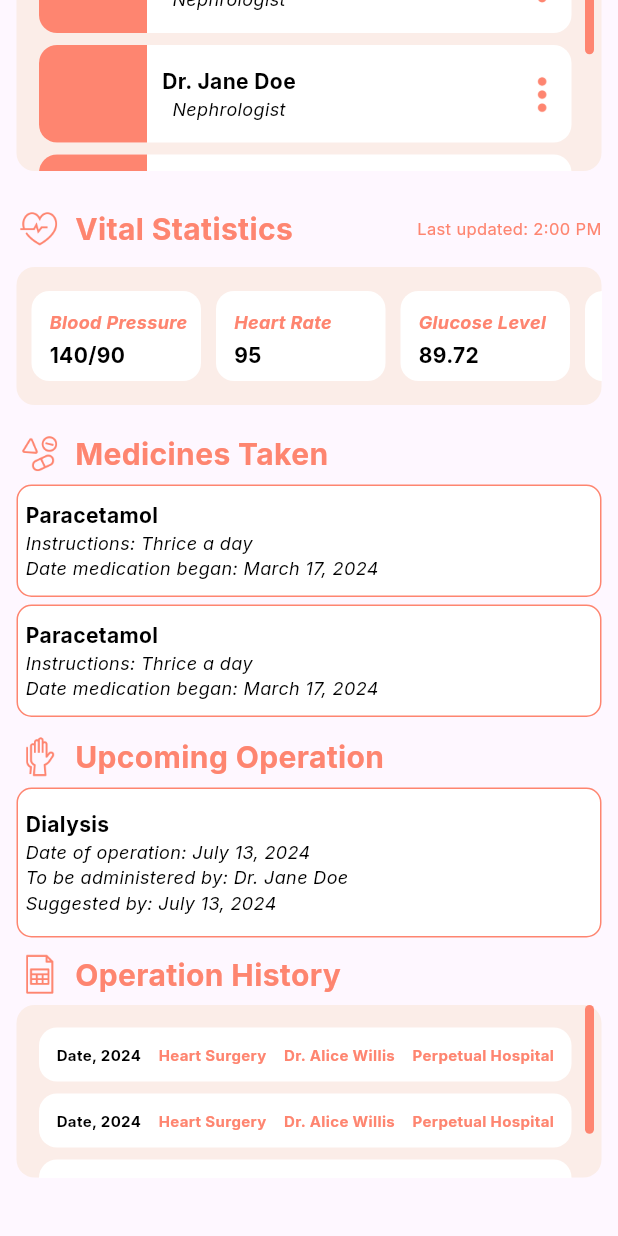
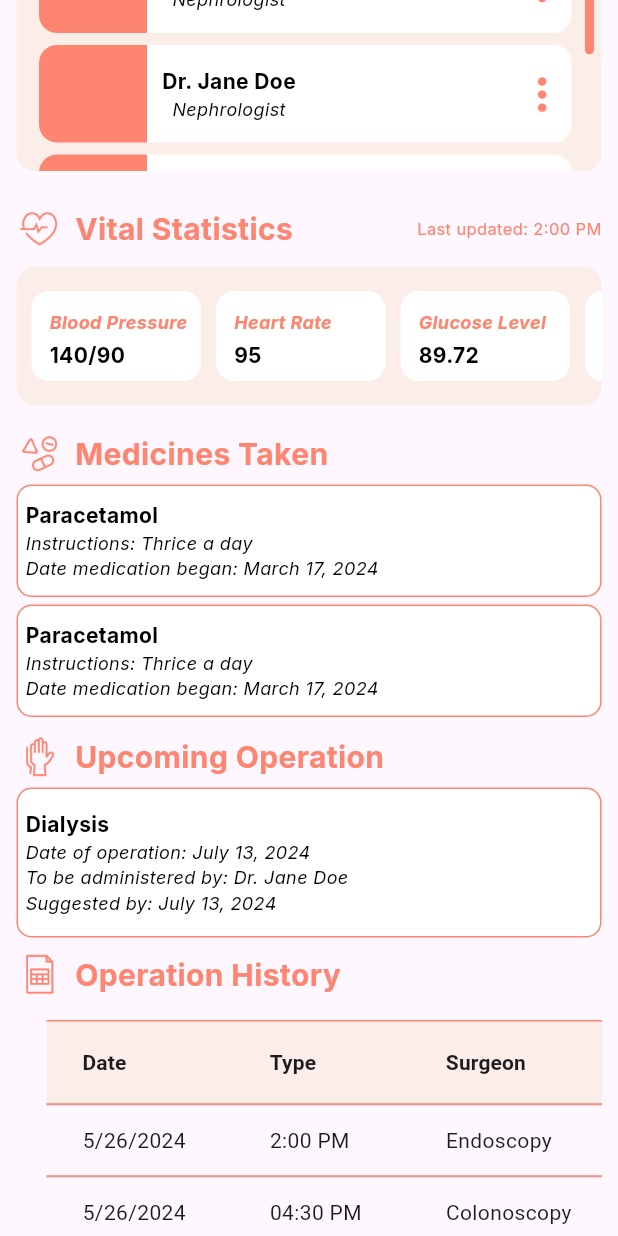
Before and after one commit to vaatic221b/patient_link_prototype, a Flutter app: the PatientInfoPage screen opened directly, scrolled down 379 dp, on a phone screen of 412 x 824 dp. Run offline on Flutter 3.47's test engine with Material 3 defaults, Android fonts, the phone set to English and light mode, and no system bars; our stand-ins replace google_fonts.

Commit message:
removed operationHistory screen

```diff
--- a/lib/screens/patient_info.dart
+++ b/lib/screens/patient_info.dart
@@ -28,6 +28,8 @@ class _PatientInfoPageState extends State<PatientInfoPage> {
                 vitals(),
                 meds(),
                 operations(),
+                const SizedBox(height: 5),
+                historyOperation(),
                 const SizedBox(height: 5),
                 history(),
               ],
@@ -486,74 +488,137 @@ class _PatientInfoPageState extends State<PatientInfoPage> {
     );
   }
 
-  Widget history() {
-    // NEED TO IMPLEMENT MODEL FOR OPERATION HISTORY IF HAVE TIME
-    return SizedBox(
-      height: 160,
+  Widget historyOperation() {
+    return Container(
+      height: 41,
       width: 390,
       child: Column(
         children: [
-          header('assets/icons/sheet_icon.png', 'Operation History'),
-          const SizedBox(height: 5),
-          Container(
-            width: 390,
-            height: 115,
-            decoration: BoxDecoration(
-                color: const Color(0xFFFBEDE8),
-                borderRadius: BorderRadius.circular(12)),
-            child: Padding(
-              padding: const EdgeInsets.only(right: 5),
-              child: RawScrollbar(
-                thumbVisibility: true,
-                thumbColor: const Color(0xFFFE8570),
-                radius: const Radius.circular(20),
-                child: ListView.separated(
-                  padding: const EdgeInsets.fromLTRB(15, 15, 15, 15),
-                  scrollDirection: Axis.vertical,
-                  itemCount: 3,
-                  separatorBuilder: (BuildContext context, int index) =>
-                      const SizedBox(height: 8),
-                  itemBuilder: (BuildContext context, int index) {
-                    return Container(
-                      width: 358,
-                      height: 36,
-                      decoration: BoxDecoration(
-                          color: Colors.white,
-                          borderRadius: BorderRadius.circular(12)),
-                      child: Row(
-                        mainAxisAlignment: MainAxisAlignment.spaceEvenly,
-                        children: [
-                          Text(
-                            'Date, 2024',
-                            style: interBold.copyWith(
-                              fontSize: 10,
-                            ),
-                          ),
-                          Text(
-                            'Heart Surgery',
-                            style:
-                                interBold.copyWith(fontSize: 10, color: orange),
-                          ),
-                          Text(
-                            'Dr. Alice Willis',
-                            style:
-                                interBold.copyWith(fontSize: 10, color: orange),
-                          ),
-                          Text(
-                            'Perpetual Hospital',
-                            style:
-                                interBold.copyWith(fontSize: 10, color: orange),
-                          )
-                        ],
-                      ),
-                    );
-                  },
-                ),
+          Row(
+            children: [
+              Image.asset(
+                'assets/icons/sheet_icon.png',
+                width: 31,
+                height: 31,
               ),
-            ),
-          )
+              const SizedBox(width: 8),
+              Text(
+                'Operation History',
+                style: interBold.copyWith(fontSize: 20, color: orange),
+              ),
+            ],
+          ),
+          const SizedBox(height: 10),
         ],
       ),
     );
   }
+
+  Widget history() {
+    return Container(
+      width: 390,
+      child: SingleChildScrollView(
+          scrollDirection: Axis.horizontal,
+          child: Padding(
+            padding: EdgeInsets.symmetric(horizontal: 20.0),
+            child: DataTable(
+              headingRowColor:
+                  MaterialStateColor.resolveWith((states) => lightOrange),
+              border: TableBorder(
+                horizontalInside: BorderSide(color: orange),
+                top: BorderSide(color: orange),
+                bottom: BorderSide(color: orange),
+              ),
+              columns: <DataColumn>[
+                DataColumn(
+                  label: Text(
+                    'Date',
+                    style: TextStyle(
+                      fontSize: 14,
+                      fontWeight: FontWeight.bold,
+                    ),
+                  ),
+                ),
+                DataColumn(
+                  label: Text(
+                    'Type',
+                    style: TextStyle(
+                      fontSize: 14,
+                      fontWeight: FontWeight.bold,
+                    ),
+                  ),
+                ),
+                DataColumn(
+                  label: Text(
+                    'Surgeon',
+                    style: TextStyle(
+                      fontSize: 14,
+                      fontWeight: FontWeight.bold,
+                    ),
+                  ),
+                ),
+                DataColumn(
+                  label: Text(
+                    'Remarks',
+                    style: TextStyle(
+                      fontSize: 14,
+                      fontWeight: FontWeight.bold,
+                    ),
+                  ),
+                ),
+              ],
+              rows: <DataRow>[
+                DataRow(cells: <DataCell>[
+                  DataCell(Text('5/26/2024')),
+                  DataCell(Text('2:00 PM')),
+                  DataCell(Text('Endoscopy')),
+                  DataCell(Text('Clumps were found in the esophagus')),
+                ]),
+                DataRow(cells: <DataCell>[
+                  DataCell(Text('5/26/2024')),
+                  DataCell(Text('04:30 PM')),
+                  DataCell(Text('Colonoscopy')),
+                  DataCell(Text('No Debris were found in the colon')),
+                ]),
+                DataRow(cells: <DataCell>[
+                  DataCell(Text('')),
+                  DataCell(Text('')),
+                  DataCell(Text('')),
+                  DataCell(Text('')),
+                ]),
+                DataRow(cells: <DataCell>[
+                  DataCell(Text('')),
+                  DataCell(Text('')),
+                  DataCell(Text('')),
+                  DataCell(Text('')),
+                ]),
+                DataRow(cells: <DataCell>[
+                  DataCell(Text('')),
+                  DataCell(Text('')),
+                  DataCell(Text('')),
+                  DataCell(Text('')),
+                ]),
+                DataRow(cells: <DataCell>[
+                  DataCell(Text('')),
+                  DataCell(Text('')),
+                  DataCell(Text('')),
+                  DataCell(Text('')),
+                ]),
+                DataRow(cells: <DataCell>[
+                  DataCell(Text('')),
+                  DataCell(Text('')),
+                  DataCell(Text('')),
+                  DataCell(Text('')),
+                ]),
+                DataRow(cells: <DataCell>[
+                  DataCell(Text('')),
+                  DataCell(Text('')),
+                  DataCell(Text('')),
+                  DataCell(Text('')),
+                ]),
+              ],
+            ),
+          )),
+    );
+  }
 }
```
Also changed, not shown: lib/screens/details/operationHistory.dart (deleted, +0 -336 lines).
